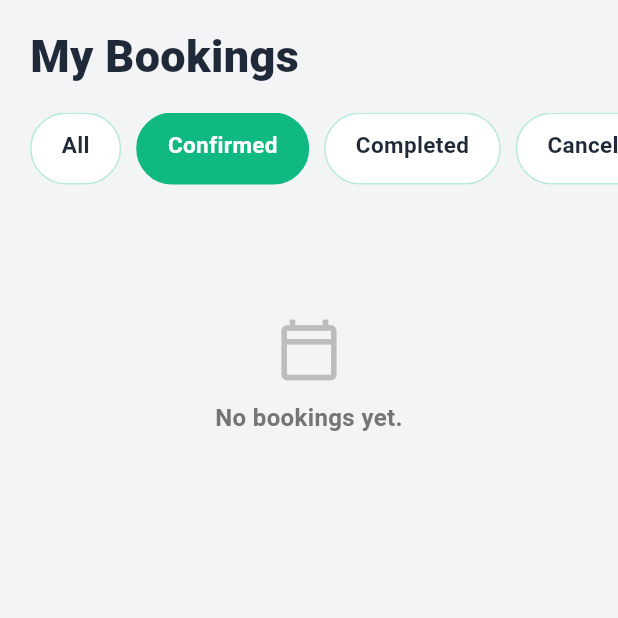
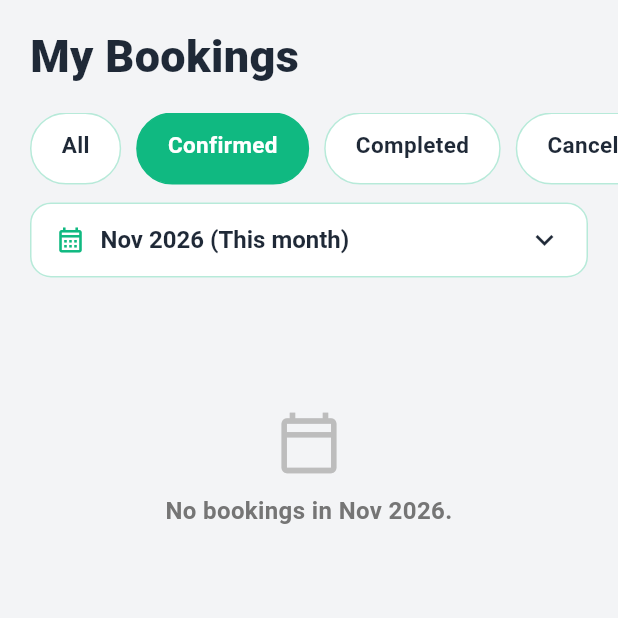
Before and after one commit to SarachChar/voltshare, a Flutter app: the BookingsScreen screen opened directly, on a phone screen of 412 x 824 dp, the top half of it. Run offline on Flutter 3.47's test engine with Material 3 defaults, Android fonts, the phone set to English and light mode, and no system bars; our stand-ins replace flutter_svg, geolocator, google_maps_flutter, image_picker, supabase_flutter; accounts and stored records are empty; project files that could hold a hidden picture were left out.

Commit message:
feat: month filter on My Bookings (last 6 months, query per month)

```diff
--- a/lib/screens/bookings_screen.dart
+++ b/lib/screens/bookings_screen.dart
@@ -4,6 +4,8 @@ import 'package:supabase_flutter/supabase_flutter.dart';
 import 'package:voltshare_app/controllers/charging_session_controller.dart';
 import 'package:voltshare_app/controllers/reservation_controller.dart';
 import 'package:voltshare_app/controllers/review_controller.dart';
+import 'package:voltshare_app/models/host_revenue_model.dart'
+    show lastSixMonths, monthLabel;
 import 'package:voltshare_app/models/reservation_model.dart';
 import 'package:voltshare_app/screens/charging_session_screen.dart';
 import 'package:voltshare_app/screens/leave_review_screen.dart';
@@ -11,8 +13,11 @@ import 'package:voltshare_app/screens/plug_in_screen.dart';
 import 'package:voltshare_app/screens/session_detail_screen.dart';
 import 'package:voltshare_app/services/reservation_service.dart';
 
-/// "My Bookings" tab. Lists the signed-in driver's reservations with filter
-/// chips for All / Confirmed / Completed / Cancelled.
+/// "My Bookings" tab. Lists the signed-in driver's reservations for one month
+/// (dropdown: current month + 5 before, like the host Revenue tab) with
+/// filter chips for All / Confirmed / Completed / Cancelled. Only the picked
+/// month is queried; "This month" also includes upcoming bookings in later
+/// months so confirmed bookings booked ahead are never hidden.
 ///
 /// "Start" re-checks the booking (still confirmed, slot has begun) and then
 /// opens the plug-in prompt → charging session. Cancel (X) is wired up;
@@ -73,9 +78,15 @@ class _BookingsScreenState extends State<BookingsScreen> {
 
   _BookingFilter _filter = _BookingFilter.confirmed;
 
+  final List<DateTime> _months = lastSixMonths();
+  late DateTime _selectedMonth = _months.first;
+
   List<Reservation> _reservations = List.empty();
   bool _isLoading = true;
   bool _hasError = false;
+
+  /// Ignores responses from an older request when the month changes quickly.
+  int _requestId = 0;
 
   /// Id of the booking whose "Start" check is in flight, so its button shows
   /// a spinner and repeated taps are ignored.
@@ -103,6 +114,7 @@ class _BookingsScreenState extends State<BookingsScreen> {
   }
 
   Future<void> _load() async {
+    final id = ++_requestId;
     setState(() {
       _isLoading = true;
       _hasError = false;
@@ -117,20 +129,37 @@ class _BookingsScreenState extends State<BookingsScreen> {
       return;
     }
 
+    // Local month window. The current month has no upper bound so upcoming
+    // bookings in next month (bookable ahead) still show up.
+    final from = _selectedMonth;
+    final to = _selectedMonth == _months.first
+        ? null
+        : DateTime(from.year, from.month + 1);
+
     try {
-      final rows = await _controller.fetchReservationsByUser(userId);
-      if (!mounted) return;
+      final rows = await _controller.fetchReservationsByUser(
+        userId,
+        from: from,
+        to: to,
+      );
+      if (!mounted || id != _requestId) return;
       setState(() {
         _reservations = rows;
         _isLoading = false;
       });
     } catch (_) {
-      if (!mounted) return;
+      if (!mounted || id != _requestId) return;
       setState(() {
         _hasError = true;
         _isLoading = false;
       });
     }
+  }
+
+  void _selectMonth(DateTime month) {
+    if (month == _selectedMonth) return;
+    setState(() => _selectedMonth = month);
+    _load();
   }
 
   /// The reservations matching the active filter. [_reservations] arrives
@@ -156,6 +185,7 @@ class _BookingsScreenState extends State<BookingsScreen> {
           children: [
             _buildHeader(),
             _buildFilters(),
+            _buildMonthPicker(),
             Expanded(child: _buildBody()),
           ],
         ),
@@ -179,12 +209,63 @@ class _BookingsScreenState extends State<BookingsScreen> {
     );
   }
 
+  // --- Month picker ---------------------------------------------------------
+
+  Widget _buildMonthPicker() {
+    return Container(
+      margin: const EdgeInsets.fromLTRB(20, 0, 20, 8),
+      padding: const EdgeInsets.symmetric(horizontal: 16),
+      decoration: BoxDecoration(
+        color: Colors.white,
+        borderRadius: BorderRadius.circular(14),
+        border: Border.all(color: _primary.withValues(alpha: 0.3)),
+      ),
+      child: DropdownButtonHideUnderline(
+        child: DropdownButton<DateTime>(
+          value: _selectedMonth,
+          isExpanded: true,
+          borderRadius: BorderRadius.circular(14),
+          icon: const Icon(Icons.keyboard_arrow_down, color: _dark),
+          style: const TextStyle(
+            fontSize: 16,
+            fontWeight: FontWeight.w700,
+            color: _dark,
+          ),
+          items: [
+            for (final month in _months)
+              DropdownMenuItem(
+                value: month,
+                child: Row(
+                  children: [
+                    const Icon(
+                      Icons.calendar_month_outlined,
+                      size: 20,
+                      color: _primary,
+                    ),
+                    const Padding(padding: EdgeInsets.only(left: 10)),
+                    Text(
+                      month == _months.first
+                          ? '${monthLabel(month)} (This month)'
+                          : monthLabel(month),
+                    ),
+                  ],
+                ),
+              ),
+          ],
+          onChanged: (month) {
+            if (month != null) _selectMonth(month);
+          },
+        ),
+      ),
+    );
+  }
+
   // --- Filters --------------------------------------------------------------
 
   Widget _buildFilters() {
     return Container(
       height: 48,
-      margin: const EdgeInsets.only(top: 8, bottom: 8),
+      margin: const EdgeInsets.only(top: 8, bottom: 12),
       child: ListView(
         scrollDirection: Axis.horizontal,
         padding: const EdgeInsets.symmetric(horizontal: 20),
@@ -246,8 +327,9 @@ class _BookingsScreenState extends State<BookingsScreen> {
         _emptyState(
           icon: Icons.calendar_today_outlined,
           message: _reservations.isEmpty
-              ? 'No bookings yet.'
-              : 'No ${_filter.label.toLowerCase()} bookings.',
+              ? 'No bookings in ${monthLabel(_selectedMonth)}.'
+              : 'No ${_filter.label.toLowerCase()} bookings in '
+                    '${monthLabel(_selectedMonth)}.',
         ),
       );
     }
```
Also changed, not shown: lib/controllers/reservation_controller.dart (+8 -3 lines), lib/services/reservation_service.dart (+24 -5 lines).
